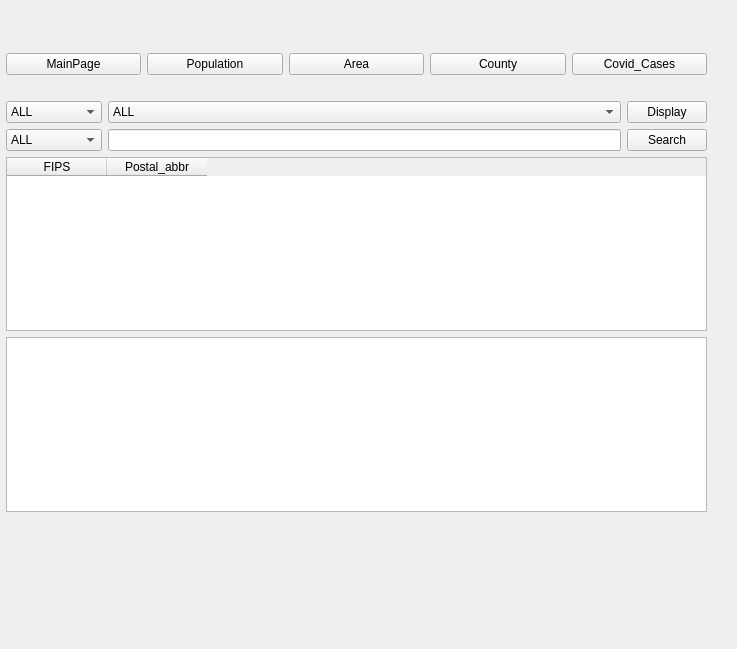
Before: the Qt Designer form CSE412_UI/State.ui in devi1X/CSE412_DatabaseProject, drawn with Qt 5.
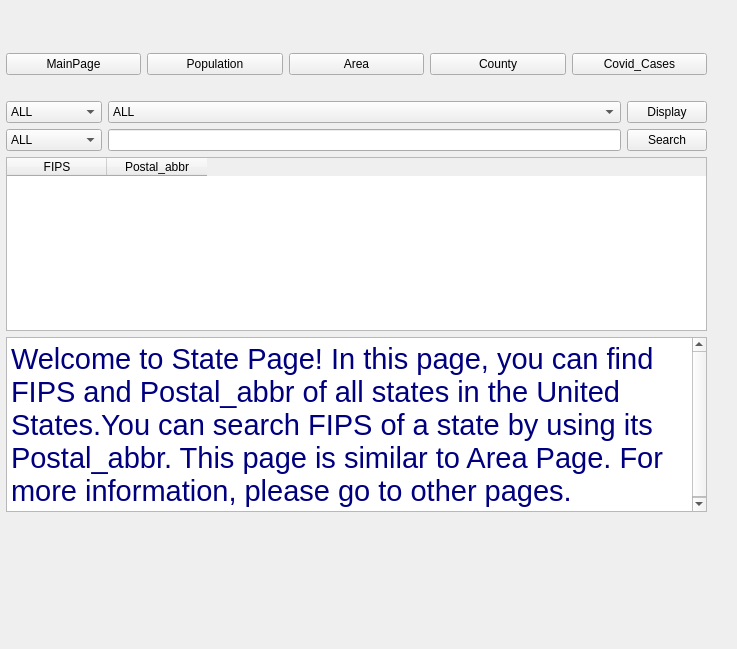
After: the same form once the commit is applied.

Commit message: added description of each page

Patch:
```diff
--- a/CSE412_UI/State.ui
+++ b/CSE412_UI/State.ui
@@ -24,7 +24,15 @@
    </property>
    <layout class="QGridLayout" name="gridLayout">
     <item row="5" column="0" colspan="3">
-     <widget class="QTextBrowser" name="textBrowser"/>
+     <widget class="QTextBrowser" name="textBrowser">
+      <property name="html">
+       <string>&lt;!DOCTYPE HTML PUBLIC &quot;-//W3C//DTD HTML 4.0//EN&quot; &quot;http://www.w3.org/TR/REC-html40/strict.dtd&quot;&gt;
+&lt;html&gt;&lt;head&gt;&lt;meta name=&quot;qrichtext&quot; content=&quot;1&quot; /&gt;&lt;style type=&quot;text/css&quot;&gt;
+p, li { white-space: pre-wrap; }
+&lt;/style&gt;&lt;/head&gt;&lt;body style=&quot; font-family:'SimSun'; font-size:9pt; font-weight:400; font-style:normal;&quot;&gt;
+&lt;p style=&quot; margin-top:0px; margin-bottom:0px; margin-left:0px; margin-right:0px; -qt-block-indent:0; text-indent:0px;&quot;&gt;&lt;span style=&quot; font-size:22pt; color:#00007f;&quot;&gt;Welcome to State Page! In this page, you can find FIPS and Postal_abbr of all states in the United States.You can search FIPS of a state by using its Postal_abbr. This page is similar to Area Page. For more information, please go to other pages.&lt;/span&gt;&lt;/p&gt;&lt;/body&gt;&lt;/html&gt;</string>
+      </property>
+     </widget>
     </item>
     <item row="2" column="0">
      <widget class="QComboBox" name="box1">
```
The commit also changes 6 other files.
